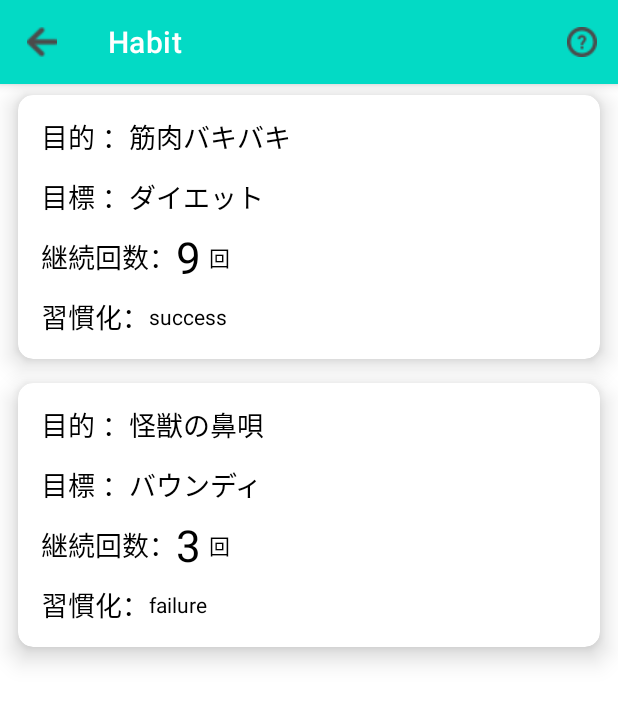
After one commit to nagasho1122/habitapp, an Android app: the allDataView screen opened directly, with no data from a screen before it, on a phone screen of 412 x 824 dp. The commit adds this screen. Shown: the top 703 px of the screen. Run offline under Robolectric (Android 15) with nearby library versions, the phone set to English and light mode, and no system bars.

Commit message:
データ表示画面（リサイクルビュー）型完成

```diff
--- a/app/src/main/AndroidManifest.xml
+++ b/app/src/main/AndroidManifest.xml
@@ -10,6 +10,8 @@
         android:roundIcon="@mipmap/ic_launcher_round"
         android:supportsRtl="true"
         android:theme="@style/Theme.MyApplayout">
+        <activity android:name=".allDataView"></activity>
+
         <receiver android:name=".NewAppWidget">
             <intent-filter>
                 <action android:name="android.appwidget.action.APPWIDGET_UPDATE" />
--- a/app/src/main/java/com/nagase/nagasho/myapplayout/MainActivity.kt
+++ b/app/src/main/java/com/nagase/nagasho/myapplayout/MainActivity.kt
@@ -83,6 +83,7 @@ class MainActivity : AppCompatActivity(),  FlexibleCalendarMonthCallback {
         var datedata: dateData? = readdate()
         val preview = Intent(this, setting::class.java)
         val doneaction = Intent(this, doneaction::class.java)
+        val checkdata = Intent(this,allDataView::class.java)
         var todaydate: LocalDate = LocalDate.now()
         var realmtodaysdata:RealmResults<allData>? = realm.where<allData>()
                     .equalTo("date", todaydate.toString())
@@ -222,6 +223,12 @@ class MainActivity : AppCompatActivity(),  FlexibleCalendarMonthCallback {
                     true
 
                 }
+                R.id.dataicon -> {
+                    startActivity(checkdata)
+                    // Handle favorite icon press
+                    true
+
+                }
                 R.id.helpicon -> {
                     AlertDialog.Builder(this)
                             .setTitle("ヘルプ")
--- /dev/null
+++ b/app/src/main/java/com/nagase/nagasho/myapplayout/RecyclerAdapter.kt
@@ -0,0 +1,37 @@
+package com.nagase.nagasho.myapplayout
+
+import android.content.Context
+import android.view.LayoutInflater
+import android.view.View
+import android.view.ViewGroup
+import androidx.recyclerview.widget.RecyclerView
+import kotlinx.android.synthetic.main.list_item.view.*
+
+class RecyclerAdapter(var goals: Array<String>,var targets: Array<String>,var habitnumbers:Array<String>,var results:Array<String>) : RecyclerView.Adapter<RecyclerAdapter.RecyclerViewHolder>(){
+
+    class RecyclerViewHolder(val view: View): RecyclerView.ViewHolder(view) {
+        val goaldataText = view.goaldataText
+        val targetdataText = view.targetdataText
+        val habitnumberdataText=view.habitnumberdataText
+        val resultText=view.resultText
+    }
+
+    override fun onCreateViewHolder(parent: ViewGroup, viewType: Int): RecyclerViewHolder {
+        val layoutInflater = LayoutInflater.from(parent.context)
+        val item = layoutInflater.inflate(R.layout.list_item, parent, false)
+        return RecyclerViewHolder(item)
+    }
+
+    override fun getItemCount(): Int = goals.size
+
+    override fun onBindViewHolder(holder: RecyclerViewHolder, position: Int) {
+        holder.view.let{
+            //it.sampleImg.setImageResource(R.mipmap.ic_launcher_round)
+            it.goaldataText.text = goals[position]
+            it.targetdataText.text = targets[position]
+            it.habitnumberdataText.text=habitnumbers[position]
+            it.resultText.text = results[position]
+
+        }
+    }
+}
--- /dev/null
+++ b/app/src/main/java/com/nagase/nagasho/myapplayout/allDataView.kt
@@ -0,0 +1,29 @@
+package com.nagase.nagasho.myapplayout
+
+import androidx.appcompat.app.AppCompatActivity
+import android.os.Bundle
+import androidx.recyclerview.widget.LinearLayoutManager
+import kotlinx.android.synthetic.main.activity_all_data_view.*
+
+class allDataView : AppCompatActivity() {
+    override fun onCreate(savedInstanceState: Bundle?) {
+        super.onCreate(savedInstanceState)
+        setContentView(R.layout.activity_all_data_view)
+
+        // create dummy data
+        val goalofData = arrayOf("筋肉バキバキ","怪獣の鼻唄")
+        val targetofData= arrayOf("ダイエット","バウンディ")
+        val habitnumberofData = arrayOf("9","3")
+        val resultofData= arrayOf("success","failure")
+
+        // use a linear layout manager
+        my_recycler_view.layoutManager = LinearLayoutManager(this)
+
+        // set adapter
+        my_recycler_view.adapter = RecyclerAdapter(goalofData,targetofData,habitnumberofData,resultofData)
+
+        // use this setting to improve performance if you know that changes
+        // in content do not change the layout size of the RecyclerView
+        my_recycler_view.setHasFixedSize(true)
+    }
+}
--- a/app/src/main/java/com/nagase/nagasho/myapplayout/setting.kt
+++ b/app/src/main/java/com/nagase/nagasho/myapplayout/setting.kt
@@ -5,21 +5,17 @@ import android.content.ComponentName
 import android.content.Context
 import android.content.Intent
 import android.graphics.Color
-import android.graphics.Color.BLACK
 import androidx.appcompat.app.AppCompatActivity
 import android.os.Bundle
 import android.util.Log
 import android.view.MotionEvent
-import android.view.View
 import android.view.inputmethod.InputMethodManager
 import androidx.appcompat.app.AlertDialog
 import androidx.core.content.ContextCompat
 import com.google.android.material.snackbar.Snackbar
 import io.realm.Realm
 import io.realm.RealmResults
-import io.realm.kotlin.delete
 import io.realm.kotlin.where
-import io.realm.log.RealmLog.error
 import kotlinx.android.synthetic.main.activity_main.*
 import kotlinx.android.synthetic.main.activity_main.topAppBar
 import kotlinx.android.synthetic.main.activity_setting.*
@@ -47,6 +43,7 @@ class setting : AppCompatActivity() {
                 .findAll()
 
         val mainintent = Intent(this,MainActivity::class.java)
+        val checkdata = Intent(this,allDataView::class.java)
 
         editTextcolorset()
 
@@ -105,8 +102,14 @@ class setting : AppCompatActivity() {
 
         topAppBar.setOnMenuItemClickListener { menuItem ->
             when (menuItem.itemId) {
-                R.id.helpiconSetting -> {
+                R.id.helpicondatacheck -> {
                     tutorial()
+                    // Handle favorite icon press
+                    true
+
+                }
+                R.id.dataiconSetting -> {
+                    startActivity(checkdata)
                     // Handle favorite icon press
                     true
 
--- /dev/null
+++ b/app/src/main/res/layout/activity_all_data_view.xml
@@ -0,0 +1,40 @@
+<?xml version="1.0" encoding="utf-8"?>
+<androidx.constraintlayout.widget.ConstraintLayout xmlns:android="http://schemas.android.com/apk/res/android"
+    xmlns:app="http://schemas.android.com/apk/res-auto"
+    xmlns:tools="http://schemas.android.com/tools"
+    android:layout_width="match_parent"
+    android:layout_height="match_parent"
+    tools:context=".MainActivity">
+
+    <androidx.coordinatorlayout.widget.CoordinatorLayout
+        android:id="@+id/coordinatorLayout"
+        android:layout_width="match_parent"
+        android:layout_height="match_parent">
+
+        <com.google.android.material.appbar.AppBarLayout
+            android:layout_width="match_parent"
+            android:layout_height="wrap_content"
+            tools:ignore="MissingConstraints">
+
+            <com.google.android.material.appbar.MaterialToolbar
+                android:id="@+id/topAppBar"
+                style="@style/Widget.MaterialComponents.Toolbar.Primary"
+                android:layout_width="match_parent"
+                android:layout_height="?attr/actionBarSize"
+                android:clickable="true"
+                app:menu="@menu/option_menu_data"
+                app:navigationIcon="@drawable/back"
+                app:title="@string/app_name" />
+
+        </com.google.android.material.appbar.AppBarLayout>
+
+        <androidx.recyclerview.widget.RecyclerView
+            android:id="@+id/my_recycler_view"
+            android:layout_width="match_parent"
+            android:layout_height="match_parent"
+            android:layout_marginTop="55dp"
+            android:scrollbars="vertical" />
+
+    </androidx.coordinatorlayout.widget.CoordinatorLayout>
+
+</androidx.constraintlayout.widget.ConstraintLayout>
--- /dev/null
+++ b/app/src/main/res/layout/list_item.xml
@@ -0,0 +1,127 @@
+<?xml version="1.0" encoding="utf-8"?>
+<androidx.cardview.widget.CardView xmlns:android="http://schemas.android.com/apk/res/android"
+    xmlns:app="http://schemas.android.com/apk/res-auto"
+    xmlns:card_view="http://schemas.android.com/apk/res-auto"
+    android:layout_width="match_parent"
+    android:layout_height="wrap_content"
+    android:layout_marginLeft="12dp"
+    android:layout_marginTop="8dp"
+    android:layout_marginRight="12dp"
+    android:layout_marginBottom="8dp"
+    android:foreground="?android:attr/selectableItemBackground"
+    app:cardBackgroundColor="@color/changebackground"
+    app:cardCornerRadius="10dp"
+    card_view:cardElevation="10dp">
+
+    <LinearLayout
+        android:layout_width="match_parent"
+        android:layout_height="match_parent"
+        android:orientation="vertical"
+        android:paddingLeft="15dp"
+        android:paddingTop="8dp"
+        android:paddingRight="15dp"
+        android:paddingBottom="8dp">
+
+        <LinearLayout
+            android:layout_width="match_parent"
+            android:layout_height="wrap_content"
+            android:gravity="center_vertical"
+            android:orientation="horizontal">
+
+            <TextView
+                android:id="@+id/textView11"
+                android:layout_width="wrap_content"
+                android:layout_height="40dp"
+                android:gravity="center_vertical"
+                android:text="目的 ："
+                android:textColor="@color/changetextcolor"
+                android:textSize="18sp" />
+
+            <TextView
+                android:id="@+id/goaldataText"
+                android:layout_width="wrap_content"
+                android:layout_height="wrap_content"
+                android:text="今までの目的が入るよ"
+                android:textColor="@color/changetextcolor"
+                android:textSize="18sp" />
+        </LinearLayout>
+
+        <LinearLayout
+            android:layout_width="match_parent"
+            android:layout_height="wrap_content"
+            android:gravity="center_vertical"
+            android:orientation="horizontal">
+
+            <TextView
+                android:id="@+id/textView13"
+                android:layout_width="wrap_content"
+                android:layout_height="40dp"
+                android:gravity="center_vertical"
+                android:text="目標 ："
+                android:textColor="@color/changetextcolor"
+                android:textSize="18sp" />
+
+            <TextView
+                android:id="@+id/targetdataText"
+                android:layout_width="wrap_content"
+                android:layout_height="wrap_content"
+                android:text="今までの目標が入るよ"
+                android:textColor="@color/changetextcolor"
+                android:textSize="18sp" />
+        </LinearLayout>
+
+        <LinearLayout
+            android:layout_width="match_parent"
+            android:layout_height="40dp"
+            android:gravity="center_vertical"
+            android:orientation="horizontal">
+
+            <TextView
+                android:id="@+id/textView7"
+                android:layout_width="wrap_content"
+                android:layout_height="wrap_content"
+                android:text="継続回数："
+                android:textColor="@color/changetextcolor"
+                android:textSize="18sp" />
+
+            <TextView
+                android:id="@+id/habitnumberdataText"
+                android:layout_width="wrap_content"
+                android:layout_height="wrap_content"
+                android:text="0"
+                android:textColor="@color/changetextcolor"
+                android:textSize="29sp" />
+
+            <TextView
+                android:id="@+id/textView15"
+                android:layout_width="wrap_content"
+                android:layout_height="wrap_content"
+                android:layout_marginLeft="5dp"
+                android:text="回"
+                android:textColor="@color/changetextcolor"
+                android:textSize="14sp" />
+        </LinearLayout>
+
+        <LinearLayout
+            android:layout_width="match_parent"
+            android:layout_height="40dp"
+            android:gravity="center_vertical"
+            android:orientation="horizontal">
+
+            <TextView
+                android:id="@+id/textView10"
+                android:layout_width="wrap_content"
+                android:layout_height="wrap_content"
+                android:text="習慣化："
+                android:textColor="@color/changetextcolor"
+                android:textSize="18sp" />
+
+            <TextView
+                android:id="@+id/resultText"
+                android:layout_width="wrap_content"
+                android:layout_height="wrap_content"
+                android:text="成功か失敗か"
+                android:textColor="@color/changetextcolor" />
+        </LinearLayout>
+    </LinearLayout>
+</androidx.cardview.widget.CardView>
--- a/app/src/main/res/menu/option_menu.xml
+++ b/app/src/main/res/menu/option_menu.xml
@@ -7,6 +7,11 @@
         android:title="ヘルプ"
         app:showAsAction="always" />
     <item
+        android:id="@+id/dataicon"
+        android:icon="@drawable/glaphicon"
+        android:title="データ"
+        app:showAsAction="always" />
+    <item
         android:id="@+id/settingicon"
         android:icon="@drawable/setting"
         android:title="設定"
--- /dev/null
+++ b/app/src/main/res/menu/option_menu_data.xml
@@ -0,0 +1,10 @@
+<?xml version="1.0" encoding="utf-8"?>
+<menu xmlns:app="http://schemas.android.com/apk/res-auto"
+    xmlns:android="http://schemas.android.com/apk/res/android">
+    <item
+        android:id="@+id/helpicondatacheck"
+        android:icon="@drawable/helpicon"
+        android:title="ヘルプ"
+        app:showAsAction="always" />
+
+</menu>
--- a/app/src/main/res/menu/option_menu_setting.xml
+++ b/app/src/main/res/menu/option_menu_setting.xml
@@ -2,7 +2,12 @@
 <menu xmlns:app="http://schemas.android.com/apk/res-auto"
     xmlns:android="http://schemas.android.com/apk/res/android">
     <item
-        android:id="@+id/helpiconSetting"
+        android:id="@+id/dataiconSetting"
+        android:icon="@drawable/glaphicon"
+        android:title="データ"
+        app:showAsAction="always" />
+    <item
+        android:id="@+id/helpicondatacheck"
         android:icon="@drawable/helpicon"
         android:title="ヘルプ"
         app:showAsAction="always" />
--- a/app/src/main/res/values/strings.xml
+++ b/app/src/main/res/values/strings.xml
@@ -2,4 +2,6 @@
     <string name="app_name">Habit</string>
     <string name="appwidget_text">EXAMPLE</string>
     <string name="add_widget">Add widget</string>
+    <string name="recycler_picture">imgae</string>
+    <string name="text_view">picture</string>
 </resources>
```
Also changed, not shown: app/build.gradle (+5 -2 lines), app/src/main/res/drawable/glaphicon.png (added).
